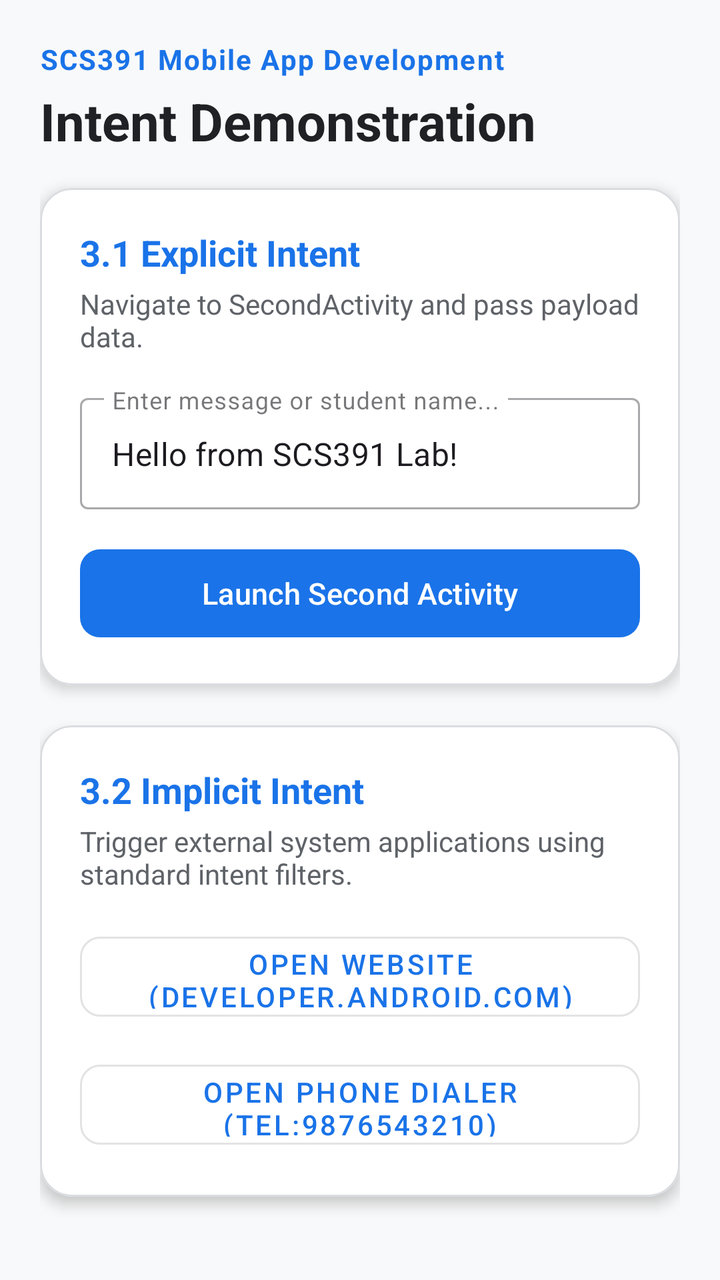
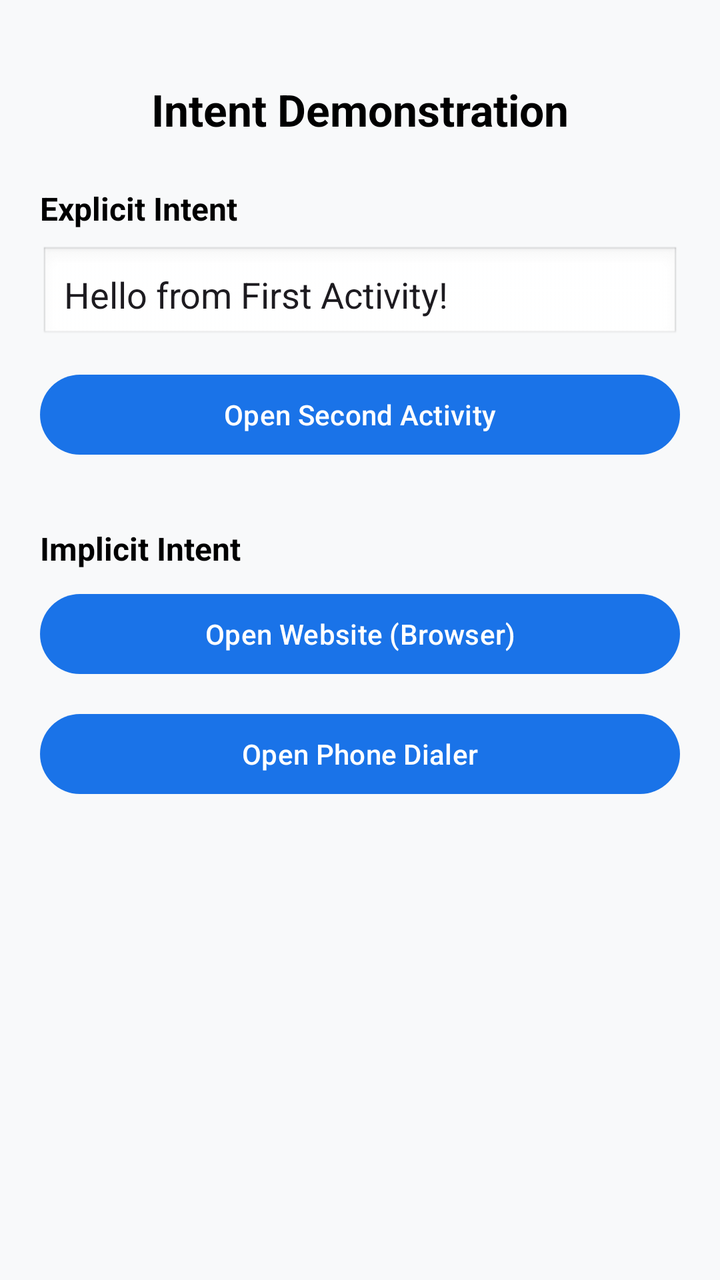

The first picture is an Android layout as it rendered before a commit; the second is the same layout after the commit. The layout source and the unified diff follow.
<!-- AndroidManifest.xml: application theme Theme.IntentDemo -->
<!-- res/layout/activity_main.xml -->
<?xml version="1.0" encoding="utf-8"?>
<ScrollView
    xmlns:android="http://schemas.android.com/apk/res/android"
    xmlns:app="http://schemas.android.com/apk/res-auto"
    android:layout_width="match_parent"
    android:layout_height="match_parent"
    android:background="@color/background"
    android:fillViewport="true">

    <LinearLayout
        android:layout_width="match_parent"
        android:layout_height="wrap_content"
        android:orientation="vertical"
        android:padding="20dp">

        <TextView
            android:layout_width="wrap_content"
            android:layout_height="wrap_content"
            android:text="@string/lab_header"
            android:textColor="@color/primary"
            android:textSize="14sp"
            android:textStyle="bold"
            android:letterSpacing="0.05"
            android:layout_marginBottom="4dp"/>

        <TextView
            android:layout_width="wrap_content"
            android:layout_height="wrap_content"
            android:text="Intent Demonstration"
            android:textColor="@color/text_primary"
            android:textSize="26sp"
            android:textStyle="bold"
            android:layout_marginBottom="16dp"/>

        
        <com.google.android.material.card.MaterialCardView
            android:layout_width="match_parent"
            android:layout_height="wrap_content"
            app:cardCornerRadius="16dp"
            app:cardElevation="4dp"
            app:cardBackgroundColor="@color/surface"
            app:strokeWidth="1dp"
            app:strokeColor="@color/stroke_color"
            android:layout_marginBottom="20dp">

            <LinearLayout
                android:layout_width="match_parent"
                android:layout_height="wrap_content"
                android:orientation="vertical"
                android:padding="20dp">

                <TextView
                    android:layout_width="wrap_content"
                    android:layout_height="wrap_content"
                    android:text="@string/explicit_title"
                    android:textColor="@color/primary"
                    android:textSize="18sp"
                    android:textStyle="bold"
                    android:layout_marginBottom="4dp"/>

                <TextView
                    android:layout_width="wrap_content"
                    android:layout_height="wrap_content"
                    android:text="@string/explicit_desc"
                    android:textColor="@color/text_secondary"
                    android:textSize="14sp"
                    android:layout_marginBottom="16dp"/>

                <com.google.android.material.textfield.TextInputLayout
                    android:layout_width="match_parent"
                    android:layout_height="wrap_content"
                    android:layout_marginBottom="16dp"
                    style="@style/Widget.MaterialComponents.TextInputLayout.OutlinedBox">

                    <com.google.android.material.textfield.TextInputEditText
                        android:id="@+id/etMessage"
                        android:layout_width="match_parent"
                        android:layout_height="wrap_content"
                        android:hint="@string/hint_enter_message"
                        android:text="Hello from SCS391 Lab!"
                        android:inputType="text"/>
                </com.google.android.material.textfield.TextInputLayout>

                <com.google.android.material.button.MaterialButton
                    android:id="@+id/btnLaunchExplicit"
                    android:layout_width="match_parent"
                    android:layout_height="52dp"
                    android:text="@string/btn_launch_explicit"
                    android:textSize="15sp"
                    app:cornerRadius="10dp"/>

            </LinearLayout>
        </com.google.android.material.card.MaterialCardView>

        
        <com.google.android.material.card.MaterialCardView
            android:layout_width="match_parent"
            android:layout_height="wrap_content"
            app:cardCornerRadius="16dp"
            app:cardElevation="4dp"
            app:cardBackgroundColor="@color/surface"
            app:strokeWidth="1dp"
            app:strokeColor="@color/stroke_color">

            <LinearLayout
                android:layout_width="match_parent"
                android:layout_height="wrap_content"
                android:orientation="vertical"
                android:padding="20dp">

                <TextView
                    android:layout_width="wrap_content"
                    android:layout_height="wrap_content"
                    android:text="@string/implicit_title"
                    android:textColor="@color/primary"
                    android:textSize="18sp"
                    android:textStyle="bold"
                    android:layout_marginBottom="4dp"/>

                <TextView
                    android:layout_width="wrap_content"
                    android:layout_height="wrap_content"
                    android:text="@string/implicit_desc"
                    android:textColor="@color/text_secondary"
                    android:textSize="14sp"
                    android:layout_marginBottom="16dp"/>

                <com.google.android.material.button.MaterialButton
                    android:id="@+id/btnOpenWeb"
                    android:layout_width="match_parent"
                    android:layout_height="52dp"
                    android:text="@string/btn_open_web"
                    android:textSize="14sp"
                    app:cornerRadius="10dp"
                    android:layout_marginBottom="12dp"
                    style="@style/Widget.MaterialComponents.Button.OutlinedButton"/>

                <com.google.android.material.button.MaterialButton
                    android:id="@+id/btnOpenDialer"
                    android:layout_width="match_parent"
                    android:layout_height="52dp"
                    android:text="@string/btn_open_dialer"
                    android:textSize="14sp"
                    app:cornerRadius="10dp"
                    style="@style/Widget.MaterialComponents.Button.OutlinedButton"/>

            </LinearLayout>
        </com.google.android.material.card.MaterialCardView>

    </LinearLayout>
</ScrollView>
<!-- resources referenced by this layout -->
<resources>
  <color name="background">#F8F9FA</color>
  <color name="primary">#1A73E8</color>
  <color name="stroke_color">#DADCE0</color>
  <color name="surface">#FFFFFF</color>
  <color name="text_primary">#202124</color>
  <color name="text_secondary">#5F6368</color>
  <string name="btn_launch_explicit">Launch Second Activity</string>
  <string name="btn_open_dialer">Open Phone Dialer (tel:9876543210)</string>
  <string name="btn_open_web">Open Website (developer.android.com)</string>
  <string name="explicit_desc">Navigate to SecondActivity and pass payload data.</string>
  <string name="explicit_title">3.1 Explicit Intent</string>
  <string name="hint_enter_message">Enter message or student name...</string>
  <string name="implicit_desc">Trigger external system applications using standard intent filters.</string>
  <string name="implicit_title">3.2 Implicit Intent</string>
  <string name="lab_header">SCS391 Mobile App Development</string>
  <style name="Theme.IntentDemo" parent="Theme.Material3.DayNight.NoActionBar">
          <item name="colorPrimary">@color/primary</item>
          <item name="android:statusBarColor">@color/primary_dark</item>
          <item name="android:windowBackground">@color/background</item>
      </style>
  <color name="primary_dark">#1557B0</color>
</resources>

<!-- the commit's change to res/layout/activity_main.xml (unified diff, before → after) -->
@@ -1,151 +1,71 @@
 <?xml version="1.0" encoding="utf-8"?>
-<ScrollView
+<LinearLayout
     xmlns:android="http://schemas.android.com/apk/res/android"
-    xmlns:app="http://schemas.android.com/apk/res-auto"
     android:layout_width="match_parent"
     android:layout_height="match_parent"
-    android:background="@color/background"
-    android:fillViewport="true">
+    android:orientation="vertical"
+    android:padding="20dp"
+    android:gravity="center_horizontal">
 
-    <LinearLayout
+    <TextView
+        android:layout_width="wrap_content"
+        android:layout_height="wrap_content"
+        android:text="Intent Demonstration"
+        android:textSize="22sp"
+        android:textStyle="bold"
+        android:textColor="@android:color/black"
+        android:layout_marginTop="20dp"
+        android:layout_marginBottom="24dp"/>
+
+    
+    <TextView
         android:layout_width="match_parent"
         android:layout_height="wrap_content"
-        android:orientation="vertical"
-        android:padding="20dp">
+        android:text="Explicit Intent"
+        android:textSize="16sp"
+        android:textStyle="bold"
+        android:textColor="@android:color/black"
+        android:layout_marginBottom="8dp"/>
 
-        <TextView
-            android:layout_width="wrap_content"
-            android:layout_height="wrap_content"
-            android:text="@string/lab_header"
-            android:textColor="@color/primary"
-            android:textSize="14sp"
-            android:textStyle="bold"
-            android:letterSpacing="0.05"
-            android:layout_marginBottom="4dp"/>
+    <EditText
+        android:id="@+id/etMessage"
+        android:layout_width="match_parent"
+        android:layout_height="wrap_content"
+        android:hint="Enter message to pass"
+        android:text="Hello from First Activity!"
+        android:inputType="text"
+        android:padding="12dp"
+        android:background="@android:drawable/edit_text"
+        android:layout_marginBottom="12dp"/>
 
-        <TextView
-            android:layout_width="wrap_content"
-            android:layout_height="wrap_content"
-            android:text="Intent Demonstration"
-            android:textColor="@color/text_primary"
-            android:textSize="26sp"
-            android:textStyle="bold"
-            android:layout_marginBottom="16dp"/>
+    <Button
+        android:id="@+id/btnLaunchExplicit"
+        android:layout_width="match_parent"
+        android:layout_height="wrap_content"
+        android:text="Open Second Activity"
+        android:layout_marginBottom="32dp"/>
 
-        
-        <com.google.android.material.card.MaterialCardView
-            android:layout_width="match_parent"
-            android:layout_height="wrap_content"
-            app:cardCornerRadius="16dp"
-            app:cardElevation="4dp"
-            app:cardBackgroundColor="@color/surface"
-            app:strokeWidth="1dp"
-            app:strokeColor="@color/stroke_color"
-            android:layout_marginBottom="20dp">
+    
+    <TextView
+        android:layout_width="match_parent"
+        android:layout_height="wrap_content"
+        android:text="Implicit Intent"
+        android:textSize="16sp"
+        android:textStyle="bold"
+        android:textColor="@android:color/black"
+        android:layout_marginBottom="8dp"/>
 
-            <LinearLayout
-                android:layout_width="match_parent"
-                android:layout_height="wrap_content"
-                android:orientation="vertical"
-                android:padding="20dp">
+    <Button
+        android:id="@+id/btnOpenWeb"
+        android:layout_width="match_parent"
+        android:layout_height="wrap_content"
+        android:text="Open Website (Browser)"
+        android:layout_marginBottom="12dp"/>
 
-                <TextView
-                    android:layout_width="wrap_content"
-                    android:layout_height="wrap_content"
-                    android:text="@string/explicit_title"
-                    android:textColor="@color/primary"
-                    android:textSize="18sp"
-                    android:textStyle="bold"
-                    android:layout_marginBottom="4dp"/>
+    <Button
+        android:id="@+id/btnOpenDialer"
+        android:layout_width="match_parent"
+        android:layout_height="wrap_content"
+        android:text="Open Phone Dialer"/>
 
-                <TextView
-                    android:layout_width="wrap_content"
-                    android:layout_height="wrap_content"
-                    android:text="@string/explicit_desc"
-                    android:textColor="@color/text_secondary"
-                    android:textSize="14sp"
-                    android:layout_marginBottom="16dp"/>
-
-                <com.google.android.material.textfield.TextInputLayout
-                    android:layout_width="match_parent"
-                    android:layout_height="wrap_content"
-                    android:layout_marginBottom="16dp"
-                    style="@style/Widget.MaterialComponents.TextInputLayout.OutlinedBox">
-
-                    <com.google.android.material.textfield.TextInputEditText
-                        android:id="@+id/etMessage"
-                        android:layout_width="match_parent"
-                        android:layout_height="wrap_content"
-                        android:hint="@string/hint_enter_message"
-                        android:text="Hello from SCS391 Lab!"
-                        android:inputType="text"/>
-                </com.google.android.material.textfield.TextInputLayout>
-
-                <com.google.android.material.button.MaterialButton
-                    android:id="@+id/btnLaunchExplicit"
-                    android:layout_width="match_parent"
-                    android:layout_height="52dp"
-                    android:text="@string/btn_launch_explicit"
-                    android:textSize="15sp"
-                    app:cornerRadius="10dp"/>
-
-            </LinearLayout>
-        </com.google.android.material.card.MaterialCardView>
-
-        
-        <com.google.android.material.card.MaterialCardView
-            android:layout_width="match_parent"
-            android:layout_height="wrap_content"
-            app:cardCornerRadius="16dp"
-            app:cardElevation="4dp"
-            app:cardBackgroundColor="@color/surface"
-            app:strokeWidth="1dp"
-            app:strokeColor="@color/stroke_color">
-
-            <LinearLayout
-                android:layout_width="match_parent"
-                android:layout_height="wrap_content"
-                android:orientation="vertical"
-                android:padding="20dp">
-
-                <TextView
-                    android:layout_width="wrap_content"
-                    android:layout_height="wrap_content"
-                    android:text="@string/implicit_title"
-                    android:textColor="@color/primary"
-                    android:textSize="18sp"
-                    android:textStyle="bold"
-                    android:layout_marginBottom="4dp"/>
-
-                <TextView
-                    android:layout_width="wrap_content"
-                    android:layout_height="wrap_content"
-                    android:text="@string/implicit_desc"
-                    android:textColor="@color/text_secondary"
-                    android:textSize="14sp"
-                    android:layout_marginBottom="16dp"/>
-
-                <com.google.android.material.button.MaterialButton
-                    android:id="@+id/btnOpenWeb"
-                    android:layout_width="match_parent"
-                    android:layout_height="52dp"
-                    android:text="@string/btn_open_web"
-                    android:textSize="14sp"
-                    app:cornerRadius="10dp"
-                    android:layout_marginBottom="12dp"
-                    style="@style/Widget.MaterialComponents.Button.OutlinedButton"/>
-
-                <com.google.android.material.button.MaterialButton
-                    android:id="@+id/btnOpenDialer"
-                    android:layout_width="match_parent"
-                    android:layout_height="52dp"
-                    android:text="@string/btn_open_dialer"
-                    android:textSize="14sp"
-                    app:cornerRadius="10dp"
-                    style="@style/Widget.MaterialComponents.Button.OutlinedButton"/>
-
-            </LinearLayout>
-        </com.google.android.material.card.MaterialCardView>
-
-    </LinearLayout>
-</ScrollView>
+</LinearLayout>
<!-- resource entries referenced after the edit -->
@@ -2,19 +2,6 @@
 <resources>
   <color name="background">#F8F9FA</color>
   <color name="primary">#1A73E8</color>
-  <color name="stroke_color">#DADCE0</color>
-  <color name="surface">#FFFFFF</color>
-  <color name="text_primary">#202124</color>
-  <color name="text_secondary">#5F6368</color>
-  <string name="btn_launch_explicit">Launch Second Activity</string>
-  <string name="btn_open_dialer">Open Phone Dialer (tel:9876543210)</string>
-  <string name="btn_open_web">Open Website (developer.android.com)</string>
-  <string name="explicit_desc">Navigate to SecondActivity and pass payload data.</string>
-  <string name="explicit_title">3.1 Explicit Intent</string>
-  <string name="hint_enter_message">Enter message or student name...</string>
-  <string name="implicit_desc">Trigger external system applications using standard intent filters.</string>
-  <string name="implicit_title">3.2 Implicit Intent</string>
-  <string name="lab_header">SCS391 Mobile App Development</string>
   <style name="Theme.IntentDemo" parent="Theme.Material3.DayNight.NoActionBar">
           <item name="colorPrimary">@color/primary</item>
           <item name="android:statusBarColor">@color/primary_dark</item>
